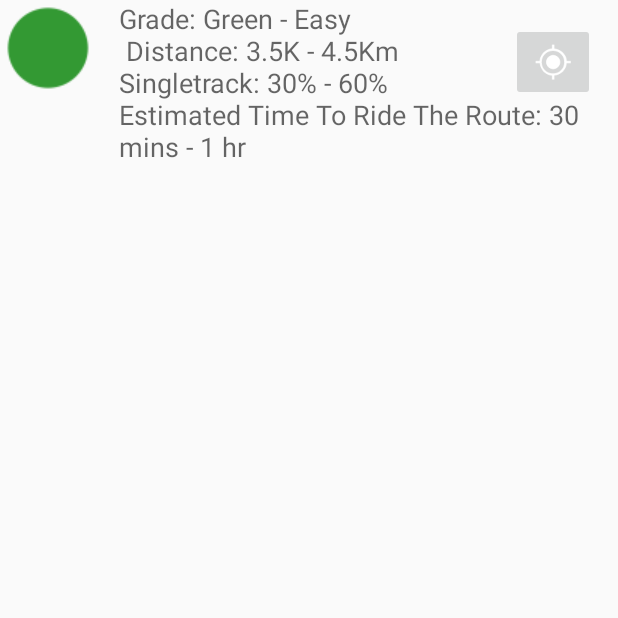
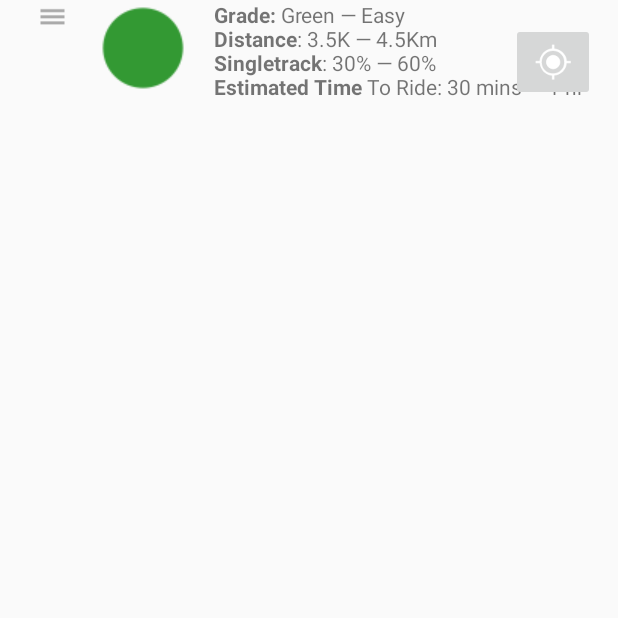
Before and after one commit to murrayk/map-mobile, an Android app: the screen it shows after launch (MainMapView), after a tap on "Green Route (Easy)", on a phone screen of 412 x 824 dp, the top half of it. Run offline under Robolectric (Android 15) with nearby library versions, the phone set to English and light mode, and no system bars; libraries missing offline, so code that uses them is left out: com.jjoe64.graphview, org.osmdroid.tileprovider, org.osmdroid.views; plain views replace SlidingUpPanelLayout; 45 statements that could not run were skipped.

Commit message:
drag handle

```diff
--- a/app/src/main/java/com/example/murray/testapp/MapFragment.java
+++ b/app/src/main/java/com/example/murray/testapp/MapFragment.java
@@ -7,6 +7,7 @@ import android.graphics.Color;
 import android.os.Build;
 import android.os.Bundle;
 import android.support.v4.app.Fragment;
+import android.text.Html;
 import android.view.LayoutInflater;
 import android.view.View;
 import android.view.ViewGroup;
@@ -234,7 +235,8 @@ public class MapFragment extends Fragment {
         ImageView routeIcon = (ImageView)this.getActivity().findViewById(R.id.routeIcon);
         routeIcon.setImageResource(routeRow.getImageId());
         TextView routeInfo = (TextView)this.getActivity().findViewById(R.id.routeInfo);
-        routeInfo.setText(routeRow.getRouteInfo());
+
+        routeInfo.setText(Html.fromHtml(routeRow.getRouteInfo()));
         layout.addView(graphView);
     }
 
--- a/app/src/main/res/layout/main.xml
+++ b/app/src/main/res/layout/main.xml
@@ -35,6 +35,11 @@
                 <ImageView
                     android:layout_width="wrap_content"
                     android:layout_height="wrap_content"
+                    android:src="@drawable/handle_icon"
+                    android:layout_marginRight="15dp" />
+                <ImageView
+                    android:layout_width="wrap_content"
+                    android:layout_height="wrap_content"
                     android:id="@+id/routeIcon"
                     android:layout_marginRight="15dp" />
                 <TextView
@@ -43,7 +48,7 @@
                     android:layout_height="wrap_content"
                     android:layout_gravity="left"
                     android:text="Medium Text\n test line 2"
-                    android:textAppearance="?android:attr/textAppearanceMedium" />
+                    />
             </LinearLayout>
         </LinearLayout>
 
--- a/app/src/main/res/values/strings.xml
+++ b/app/src/main/res/values/strings.xml
@@ -20,10 +20,10 @@
         <item>Expert mountain bike users, used to physically demanding routes. Quality off-road mountain bikes.</item>
     </string-array>
     <string-array name="route_info" formatted="false">
-        <item>Grade: Green - Easy\n Distance: 3.5K - 4.5Km \nSingletrack: 30% - 60%\nEstimated Time To Ride The Route: 30 mins - 1 hr</item>
-        <item>Grade: Blue - Moderate \nDistance: 8Km Lower Loop (recommended). Upper Loop adds 8Km. 16Km total.\nSingletrack: 80% for Lower Loop 60% for Upper Loop\nEstimated Time To Ride The Route: 1 - 2 hrs for each loop</item>
-        <item>Grade: Red - Difficult\nDistance: 18Km\nSingletrack: 65%\nEstimated Time To Ride The Route: 1.5 - 3 hrs</item>
-        <item>Grade: Black - Severe \nDistance: 29Km\nSingletrack: 75%\nEstimated Time To Ride The Route: 3 - 5 hrs</item>
+        <item><![CDATA[<b>Grade:</b> Green &mdash; Easy<br/><b>Distance</b>: 3.5K &mdash; 4.5Km <br/><b>Singletrack</b>: 30% &mdash; 60%<br/><b>Estimated Time</b> To Ride: 30 mins &mdash; 1 hr]]></item>
+        <item><![CDATA[<b>Grade:</b> Blue &mdash; Moderate <br/><b>Distance</b>: 8Km Lower Loop (recommended). Upper Loop adds 8Km. 16Km total.<br/><b>Singletrack</b>: 80% for Lower Loop 60% for Upper Loop<br/><b>Estimated Time</b>: 1 &mdash; 2 hrs for each loop]]></item>
+        <item><![CDATA[<b>Grade:</b> Red &mdash; Difficult<br/><b>Distance</b>: 18Km<br/><b>Singletrack</b>: 65%<br/><b>Estimated Time</b>: 1.5 &mdash; 3 hrs]]></item>
+        <item><![CDATA[<b>Grade:</b> Black &mdash; Severe <br/><b>Distance</b>: 29Km<br/><b>Singletrack</b>: 75%<br/><b>Estimated Time</b>: 3 &mdash; 5 hrs]]></item>
 </string-array>
 
     <string-array name="routes_kml_filenames">
```
Also changed, not shown: app/src/main/res/drawable/handle_icon.png (added).
